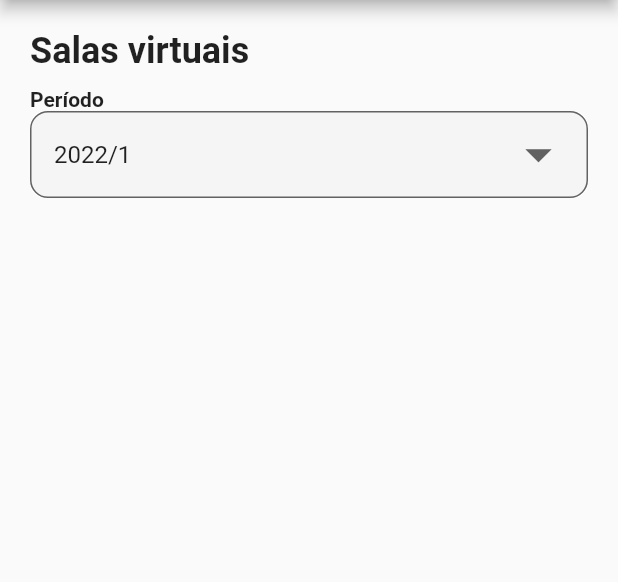
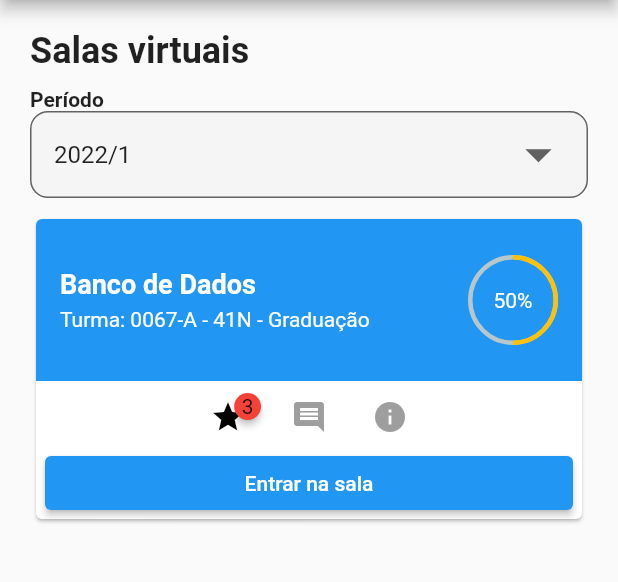
Before and after one commit to DouglasSerena/aula-ulbra, a Flutter app: the screen it shows after launch, on a phone screen of 412 x 824 dp, the part 84-666 px from its top. Run offline on Flutter 3.47's test engine with Material 2 defaults, Android fonts, the phone set to English and light mode, and no system bars; drawn by our look-alikes of badges, percent_indicator; our stand-ins replace flutter_bloc.

Commit message:
feat: Adiconado card da sala de aula

```diff
--- /dev/null
+++ b/lib/domain/classroom_item.dart
@@ -0,0 +1,19 @@
+class ClassroomItem {
+  String title;
+  String classroom;
+
+  double? completed = 0;
+
+  int? commits = 0;
+  int? quests = 0;
+  int? alerts = 0;
+
+  ClassroomItem({
+    required this.title,
+    required this.classroom,
+    this.completed,
+    this.commits,
+    this.quests,
+    this.alerts,
+  });
+}
--- /dev/null
+++ b/lib/domain/select_item.dart
@@ -0,0 +1,6 @@
+class SelectItem {
+  String value;
+  String label;
+
+  SelectItem({required this.value, required this.label});
+}
--- a/lib/modules/home/screen/home_screen.dart
+++ b/lib/modules/home/screen/home_screen.dart
@@ -1,5 +1,8 @@
+import 'package:ap1/domain/classroom_item.dart';
+import 'package:ap1/domain/select_item.dart';
 import 'package:ap1/layout/app_bar_common_layout.dart';
 import 'package:ap1/layout/drawer_common_layout.dart';
+import 'package:ap1/widgets/classroom_card_widget.dart';
 import 'package:ap1/widgets/select_widget.dart';
 import 'package:flutter/material.dart';
 
@@ -11,6 +14,10 @@ class HomeScreen extends StatefulWidget {
 }
 
 class _HomeScreenState extends State<HomeScreen> {
+  List<ClassroomItem> classroomItens = [];
+
+  _HomeScreenState();
+
   @override
   Widget build(BuildContext context) {
     return Scaffold(
@@ -47,6 +54,8 @@ class _HomeScreenState extends State<HomeScreen> {
                   SelectItem(value: "5", label: "2020/1"),
                 ],
               ),
+              const SizedBox(height: 10),
+              ClassroomCardWidget(onPressed: () => print("OK"))
             ],
           ),
         ),
--- /dev/null
+++ b/lib/widgets/classroom_card_widget.dart
@@ -0,0 +1,102 @@
+import 'package:badges/badges.dart';
+import 'package:flutter/material.dart';
+import 'package:percent_indicator/circular_percent_indicator.dart';
+
+class ClassroomCardWidget extends StatefulWidget {
+  void Function()? onPressed;
+
+  ClassroomCardWidget({Key? key, required this.onPressed}) : super(key: key);
+
+  @override
+  State<ClassroomCardWidget> createState() =>
+      _ClassroomCardWidgetState(onPressed: onPressed);
+}
+
+class _ClassroomCardWidgetState extends State<ClassroomCardWidget> {
+  void Function()? onPressed;
+
+  _ClassroomCardWidgetState({required this.onPressed});
+
+  @override
+  Widget build(BuildContext context) {
+    return Card(
+      child: Column(
+        children: [
+          Container(
+            padding: const EdgeInsets.symmetric(vertical: 24, horizontal: 16),
+            decoration: const BoxDecoration(
+              color: Colors.blue,
+              borderRadius: BorderRadius.only(
+                topLeft: Radius.circular(4),
+                topRight: Radius.circular(4),
+              ),
+            ),
+            child: Row(
+              mainAxisAlignment: MainAxisAlignment.spaceBetween,
+              children: [
+                Column(
+                  crossAxisAlignment: CrossAxisAlignment.start,
+                  children: const [
+                    Text(
+                      "Banco de Dados",
+                      style: TextStyle(
+                        color: Colors.white,
+                        fontWeight: FontWeight.bold,
+                        fontSize: 18,
+                      ),
+                    ),
+                    SizedBox(height: 5),
+                    Text(
+                      "Turma: 0067-A - 41N - Graduação",
+                      style: TextStyle(color: Colors.white),
+                    )
+                  ],
+                ),
+                CircularPercentIndicator(
+                  radius: 60.0,
+                  lineWidth: 3.0,
+                  percent: 0.5,
+                  center:
+                      const Text("50%", style: TextStyle(color: Colors.white)),
+                  progressColor: Colors.amber,
+                )
+              ],
+            ),
+          ),
+          const SizedBox(height: 12),
+          Row(
+            mainAxisAlignment: MainAxisAlignment.center,
+            children: [
+              Badge(
+                showBadge: true,
+                badgeContent: const Text('3'),
+                child: const Icon(Icons.star, color: Colors.black),
+              ),
+              const SizedBox(width: 30),
+              Badge(
+                showBadge: false,
+                badgeContent: const Text('3'),
+                child: const Icon(Icons.insert_comment, color: Colors.grey),
+              ),
+              const SizedBox(width: 30),
+              Badge(
+                showBadge: false,
+                badgeContent: const Text('3'),
+                child: const Icon(Icons.info, color: Colors.grey),
+              )
+            ],
+          ),
+          const SizedBox(height: 8),
+          Container(
+            width: double.infinity,
+            padding: const EdgeInsets.symmetric(horizontal: 6),
+            child: ElevatedButton(
+              onPressed: onPressed,
+              child: const Text("Entrar na sala"),
+            ),
+          ),
+        ],
+      ),
+    );
+  }
+}
--- a/lib/widgets/select_widget.dart
+++ b/lib/widgets/select_widget.dart
@@ -1,11 +1,5 @@
+import 'package:ap1/domain/select_item.dart';
 import 'package:flutter/material.dart';
-
-class SelectItem {
-  String value;
-  String label;
-
-  SelectItem({required this.value, required this.label});
-}
 
 class SelectWidget extends StatefulWidget {
   List<SelectItem> items;
--- a/pubspec.yaml
+++ b/pubspec.yaml
@@ -14,7 +14,7 @@ dependencies:
     flutter_bloc: ^8.0.1
     injectable: ^1.5.3
     percent_indicator: ^3.4.0
-
+    badges: ^2.0.2
 
 dev_dependencies:
     flutter_test:
```
Also changed, not shown: pubspec.lock.
